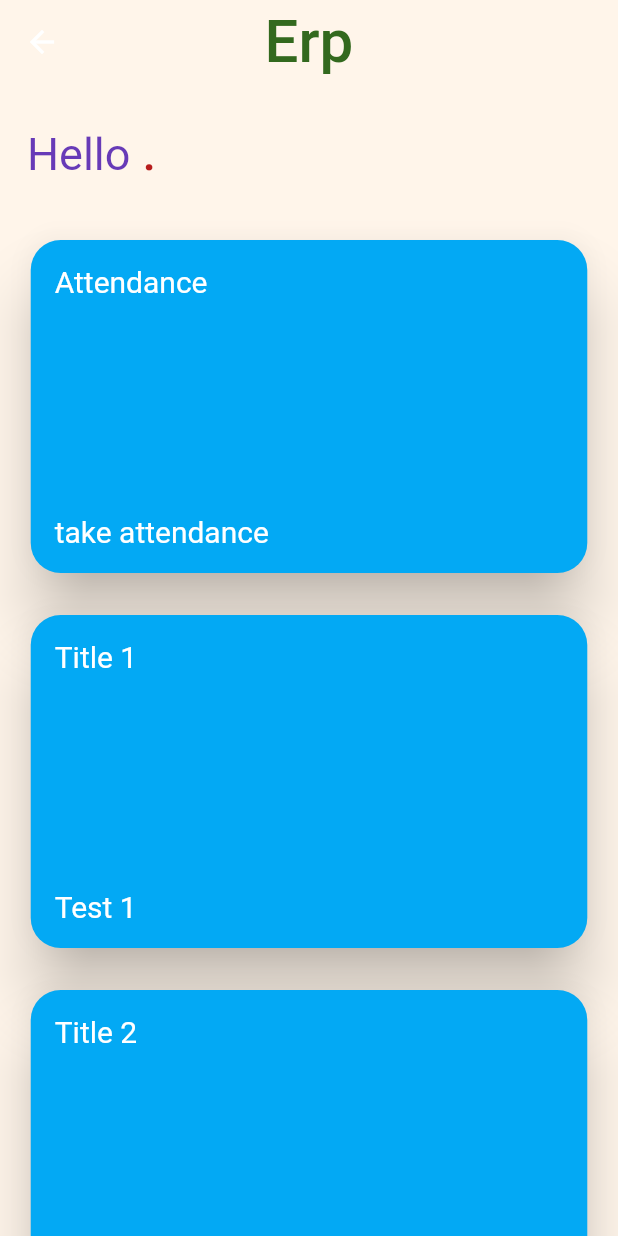
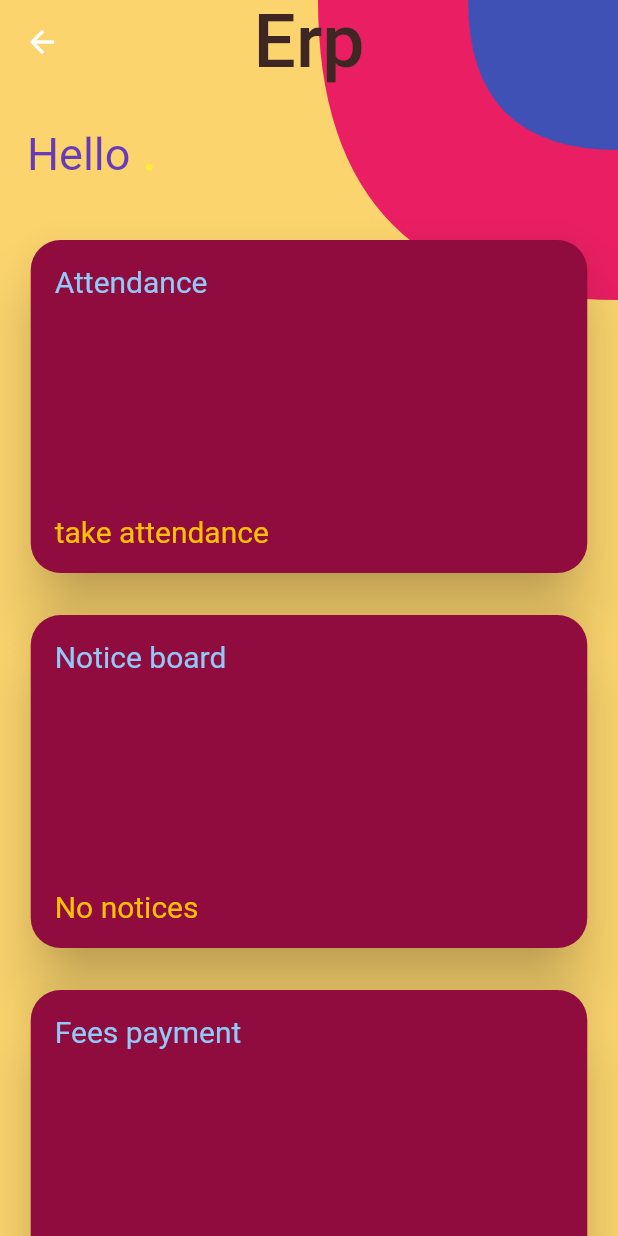
Before and after one commit to ezechukwu69/erp, a Flutter app: the DashBoard screen opened directly with empty values, on a phone screen of 412 x 824 dp. Run offline on Flutter 3.47's test engine with Material 2 defaults, Android fonts, the phone set to English and light mode, and no system bars; our stand-ins replace cloud_firestore, firebase_core, google_fonts; accounts and stored records are empty; Roboto replaces fonts that are missing (Amarante).

Commit message:
added custom clipping to dashboard page

```diff
--- a/lib/constants.dart
+++ b/lib/constants.dart
@@ -3,7 +3,7 @@ import 'package:flutter/material.dart';
 import 'package:google_fonts/google_fonts.dart';
 
 final FirebaseFirestore fb = FirebaseFirestore.instance;
-const Color scaffoldColor = Color(0xFFfff5ea);
+const Color scaffoldColor = Color(0xFFfbd46d);
 final TextStyle textStyle1 = GoogleFonts.aBeeZee();
 Size getMedia(BuildContext context) {
   return MediaQuery.of(context).size;
--- a/lib/pages/dashboard.dart
+++ b/lib/pages/dashboard.dart
@@ -17,17 +17,40 @@ class _DashBoardState extends State<DashBoard> {
   Widget build(BuildContext context) {
     var media = MediaQuery.of(context).size;
     return Scaffold(
+      extendBodyBehindAppBar: true,
       backgroundColor: scaffoldColor,
       body: Stack(
         children: [
+          Positioned(
+              top: 0,
+              right: 0,
+              child: ClipPath(
+                clipper: Clipper(),
+                child: Container(
+            height: 200,
+            width: 200,
+            color: Colors.pink,
+          ),
+              )),
+          Positioned(
+              top: 0,
+              right: 0,
+              child: ClipPath(
+                clipper: Clipper(),
+                child: Container(
+                height: 100,
+                width: 100,
+                color: Colors.indigo,
+          ),
+              )),
           CustomScrollView(
             slivers: [
               SliverAppBar(
-                backgroundColor: scaffoldColor,
+                backgroundColor: Colors.transparent,
                 title: Text(
                   "Erp",
                   style: GoogleFonts.amarante()
-                      .copyWith(fontSize: 40, color: Colors.lightGreen[900]),
+                      .copyWith(fontSize: 50, color: Colors.brown[900]),
                 ),
                 elevation: 0,
                 centerTitle: true,
@@ -50,12 +73,12 @@ class _DashBoardState extends State<DashBoard> {
                                   TextSpan(
                                       text: "${widget.loginModel.firstname}",
                                       style: textStyle1.copyWith(
-                                          fontSize: 28.0,
-                                          color: Colors.deepOrangeAccent)),
+                                          fontSize: 28.0, color: Colors.blue)),
                                   TextSpan(
                                       text: "${"."} ",
                                       style: textStyle1.copyWith(
-                                          fontSize: 40.0, color: Colors.red[900])),
+                                          fontSize: 40.0,
+                                          color: Colors.yellow)),
                                 ]),
                           ),
                         ),
@@ -75,8 +98,8 @@ class _DashBoardState extends State<DashBoard> {
                     mainAxisAlignment: MainAxisAlignment.center,
                     children: [
                       DashBoardCard(
-                        title: "Title 1",
-                        description: "Test 1",
+                        title: "Notice board",
+                        description: "No notices",
                       ),
                     ],
                   ),
@@ -84,8 +107,8 @@ class _DashBoardState extends State<DashBoard> {
                     mainAxisAlignment: MainAxisAlignment.center,
                     children: [
                       DashBoardCard(
-                        title: "Title 2",
-                        description: "Test 2",
+                        title: "Fees payment",
+                        description: "Paid for this semester",
                       ),
                     ],
                   ),
@@ -93,8 +116,18 @@ class _DashBoardState extends State<DashBoard> {
                     mainAxisAlignment: MainAxisAlignment.center,
                     children: [
                       DashBoardCard(
-                        title: "Title 3",
-                        description: "Test 3",
+                        title: "Class Recordings",
+                        description: "View previous class recordings",
+                      ),
+                    ],
+                  ),
+                  Row(
+                    mainAxisAlignment: MainAxisAlignment.center,
+                    children: [
+                      DashBoardCard(
+                        title: "Examinations",
+                        description:
+                            "Check examination schedule, timetable and  past questions",
                       ),
                     ],
                   ),
@@ -110,3 +143,23 @@ class _DashBoardState extends State<DashBoard> {
     );
   }
 }
+
+class Clipper extends CustomClipper<Path> {
+  @override
+  Path getClip(Size size) {
+    var anchor = Offset(0, size.height);
+    var end = Offset(0, 0);
+    var path = Path()
+    ..lineTo(size.width, 0)
+    ..lineTo(size.width, size.height)
+    ..quadraticBezierTo(anchor.dx, anchor.dy, end.dx, end.dy);
+
+    return path;
+  }
+
+  @override
+  bool shouldReclip(covariant CustomClipper<Path> oldClipper) {
+    return true;
+  }
+
+}
--- a/lib/widgets/dasboard/cards.dart
+++ b/lib/widgets/dasboard/cards.dart
@@ -15,7 +15,7 @@ class DashBoardCard extends StatelessWidget {
         padding: const EdgeInsets.only(top: 20.0),
         child: Card(
           elevation: 18.0,
-          color: Colors.lightBlue,
+          color: Color(0xFF900c3f),
           shape: RoundedRectangleBorder(borderRadius: BorderRadius.circular(20.0)),
           child: Column(
             crossAxisAlignment: CrossAxisAlignment.start,
@@ -23,11 +23,11 @@ class DashBoardCard extends StatelessWidget {
             children: [
               Padding(
                 padding: const EdgeInsets.all(16.0),
-                child: Text("${title}",style: textStyle1.copyWith(fontSize: 20.0,color: Colors.white),),
+                child: Text("${title}",style: textStyle1.copyWith(fontSize: 20.0,color: Colors.blue[200]),),
               ),
               Padding(
                 padding: const EdgeInsets.symmetric(horizontal: 16.0, vertical: 16.0),
-                child: Text("${description}",style: textStyle1.copyWith(fontSize: 20.0,color: Colors.white),),
+                child: Text("${description}",style: textStyle1.copyWith(fontSize: 20.0,color: Colors.amber),),
               ),
             ],
           ),
```
